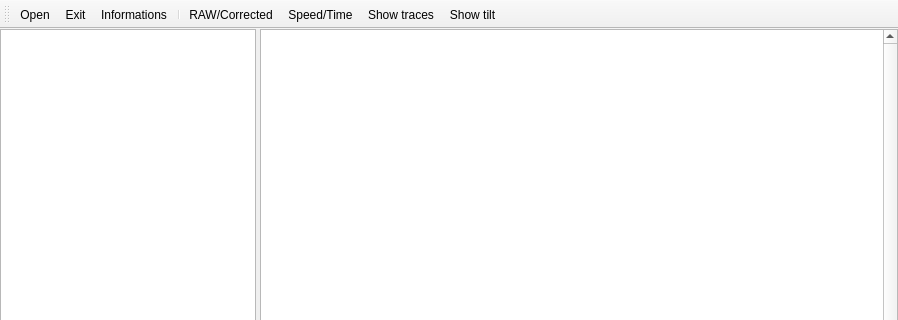
Above: ui/visualizer.ui from EuracBiomedicalResearch/DigitalSpiralography before the change; both pictures show x 0 to 898 and y 0 to 320 of the 898 by 666 pixel window. Below: the same form after it.
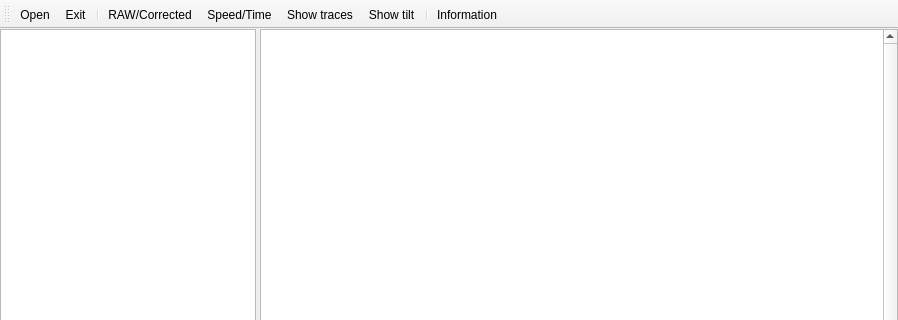
That is the form after the change. Icons and pictures are not drawn.

Commit message:
Improve visual layout of Visualizer/Recorder.
- Informations -> Information
- Recording -> Rec.
- Flush Infos to the right
- Larger Property column

Patch:
```diff
--- a/ui/visualizer.ui
+++ b/ui/visualizer.ui
@@ -104,12 +104,13 @@
    </attribute>
    <addaction name="actionOpen"/>
    <addaction name="actionExit"/>
-   <addaction name="actionInfo"/>
    <addaction name="separator"/>
    <addaction name="actionRAWCorr"/>
    <addaction name="actionSpeedTime"/>
    <addaction name="actionShowTraces"/>
    <addaction name="actionShowTilt"/>
+   <addaction name="separator"/>
+   <addaction name="actionInfo"/>
   </widget>
   <action name="actionOpen">
    <property name="icon">
@@ -212,7 +213,7 @@
      <normaloff>icons/24x24/info.png</normaloff>icons/24x24/info.png</iconset>
    </property>
    <property name="text">
-    <string>Informations</string>
+    <string>Information</string>
    </property>
    <property name="toolTip">
     <string>Informations</string>
```
Left out of the diff: 5 changed lines with no effect on the pictures. The commit also changes 2 other files.
